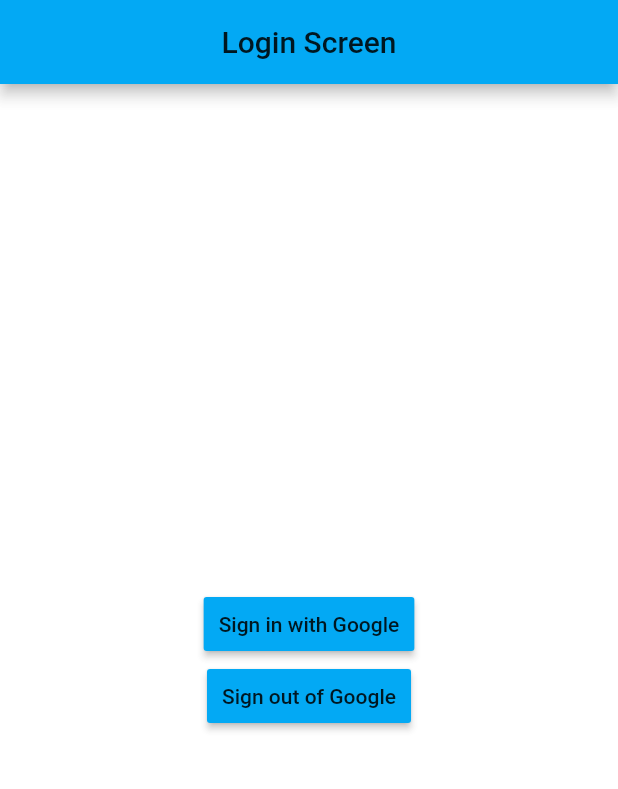
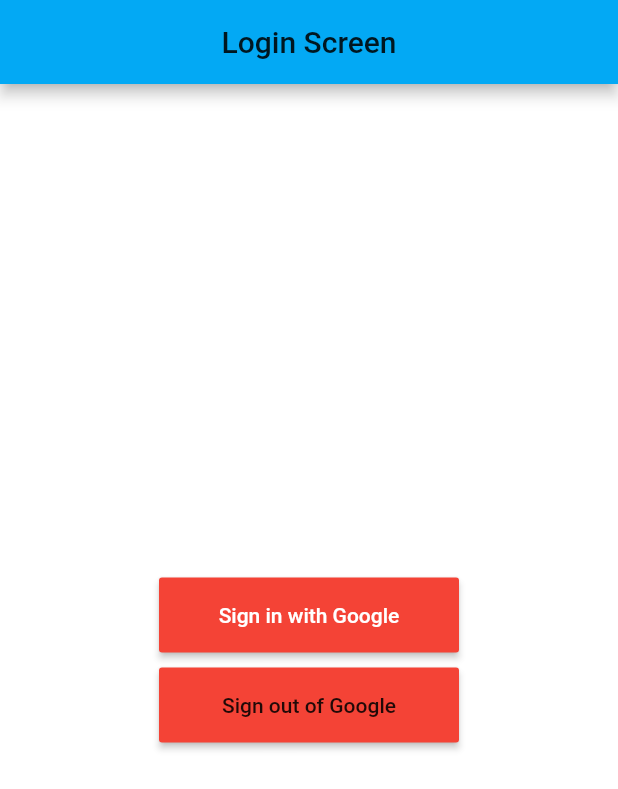
Before and after one commit to k-k-d/Flutter_Chat_SoC, a Flutter app: the screen it shows after launch, on a phone screen of 412 x 824 dp. Shown: the top 789 px of the screen. Run offline on Flutter 3.47's test engine with Material 2 defaults, Android fonts, the phone set to English and light mode, and no system bars; our stand-ins replace cloud_firestore, firebase_auth, firebase_core, fluttertoast, google_sign_in, shared_preferences; accounts and stored records are empty.

Commit message:
Look Changed

```diff
--- a/lib/login.dart
+++ b/lib/login.dart
@@ -49,7 +49,7 @@ class LoginScreenState extends State<LoginScreen>{
   @override
   Widget build(BuildContext context)  {
     return Scaffold(
-      backgroundColor: Colors.white24,
+      backgroundColor: Colors.white,
       appBar: AppBar(
         backgroundColor: Colors.lightBlue,
         centerTitle: true,
@@ -66,18 +66,27 @@ class LoginScreenState extends State<LoginScreen>{
             child: Column(
               mainAxisAlignment: MainAxisAlignment.center,
               children: <Widget>[
-                RaisedButton(
+                ButtonTheme(
+                  minWidth: 200.0,
+                  height: 50.0,
+                  child: RaisedButton(
                     onPressed: _gSignin,
                     child: Text(
                       "Sign in with Google",
                       style: TextStyle(
-                    color: Colors.black87
+                      color: Colors.white
                       ),
                     ),
-                  color: Colors.lightBlue,
+                    color: Colors.red,
                     padding: EdgeInsets.all(10.0),
                   ),
-                RaisedButton(
+                ),
+                Container(
+                  margin: EdgeInsets.only(top: 10.0),
+                  child: ButtonTheme(
+                    minWidth: 200.0,
+                    height: 50.0,
+                    child: RaisedButton(
                       onPressed: _gSignout,
                       child: Text(
                         "Sign out of Google",
@@ -85,8 +94,10 @@ class LoginScreenState extends State<LoginScreen>{
                           color: Colors.black87
                         ),
                       ),
-                  color: Colors.lightBlue,
+                      color: Colors.red,
                       padding: EdgeInsets.all(10.0),
+                    ),
+                  ),
                 ),
               ]
             ),
@@ -99,7 +110,7 @@ class LoginScreenState extends State<LoginScreen>{
                   valueColor: AlwaysStoppedAnimation<Color>(Colors.lightBlue),
                 ),
               ),
-              color: Colors.black.withOpacity(0.5),
+              color: Colors.white,
             )
             : Container()
           )
@@ -141,7 +152,7 @@ class LoginScreenState extends State<LoginScreen>{
       this.setState(()  {
         _isWaiting = false;
       });
-      Navigator.push(
+      Navigator.pushReplacement(
         context,
         MaterialPageRoute(builder: (context) => HomeScreen(currentUserId: _preferences.getString('id')))
       );
```
Also changed, not shown: lib/chat.dart (+12 -9 lines), lib/home.dart (+31 -13 lines). Lines whose indentation alone changed are shown as unchanged.
